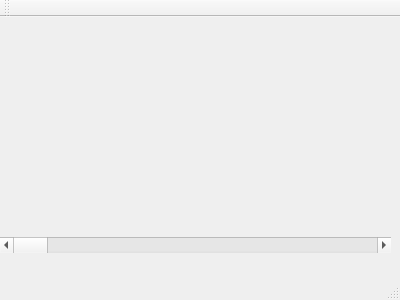
Old version of the form mainwindow.ui in the repository Prygoon/Diploma.
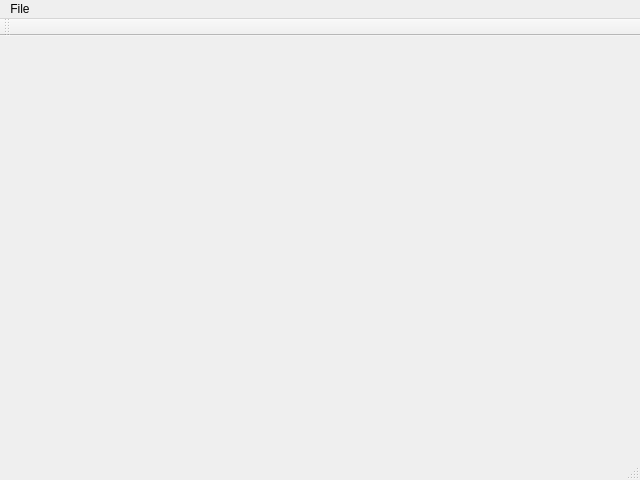
New version of the form.

Commit message: Input window added

Diff of the .ui file:
```diff
--- a/mainwindow.ui
+++ b/mainwindow.ui
@@ -6,31 +6,20 @@
    <rect>
     <x>0</x>
     <y>0</y>
-    <width>400</width>
-    <height>300</height>
+    <width>640</width>
+    <height>480</height>
    </rect>
   </property>
+  <property name="minimumSize">
+   <size>
+    <width>640</width>
+    <height>480</height>
+   </size>
+  </property>
   <property name="windowTitle">
    <string>MainWindow</string>
   </property>
-  <widget class="QWidget" name="centralWidget">
-   <widget class="QScrollBar" name="horizontalScrollBar">
-    <property name="geometry">
-     <rect>
-      <x>0</x>
-      <y>220</y>
-      <width>391</width>
-      <height>16</height>
-     </rect>
-    </property>
-    <property name="autoFillBackground">
-     <bool>true</bool>
-    </property>
-    <property name="orientation">
-     <enum>Qt::Horizontal</enum>
-    </property>
-   </widget>
-  </widget>
+  <widget class="QWidget" name="centralWidget"/>
   <widget class="QMenuBar" name="menuBar">
    <property name="enabled">
     <bool>true</bool>
@@ -39,10 +28,19 @@
     <rect>
      <x>0</x>
      <y>0</y>
-     <width>400</width>
+     <width>640</width>
      <height>21</height>
     </rect>
    </property>
+   <widget class="QMenu" name="menuFile">
+    <property name="title">
+     <string>File</string>
+    </property>
+    <addaction name="actionNew"/>
+    <addaction name="separator"/>
+    <addaction name="actionClose"/>
+   </widget>
+   <addaction name="menuFile"/>
   </widget>
   <widget class="QToolBar" name="mainToolBar">
    <property name="enabled">
@@ -52,7 +50,7 @@
     <enum>TopToolBarArea</enum>
    </attribute>
    <attribute name="toolBarBreak">
-    <bool>true</bool>
+    <bool>false</bool>
    </attribute>
   </widget>
   <widget class="QStatusBar" name="statusBar"/>
```
Left out of the diff: 20 changed lines with no effect on the pictures. The commit also changes 6 other files.
